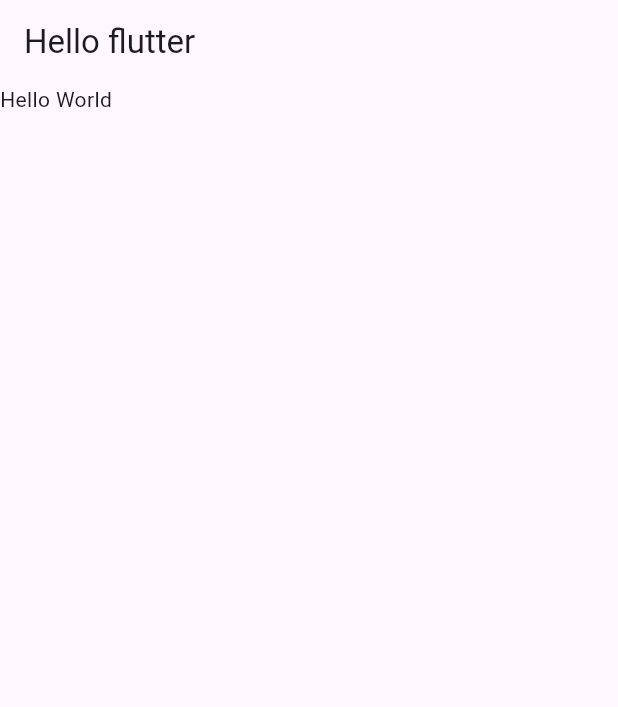
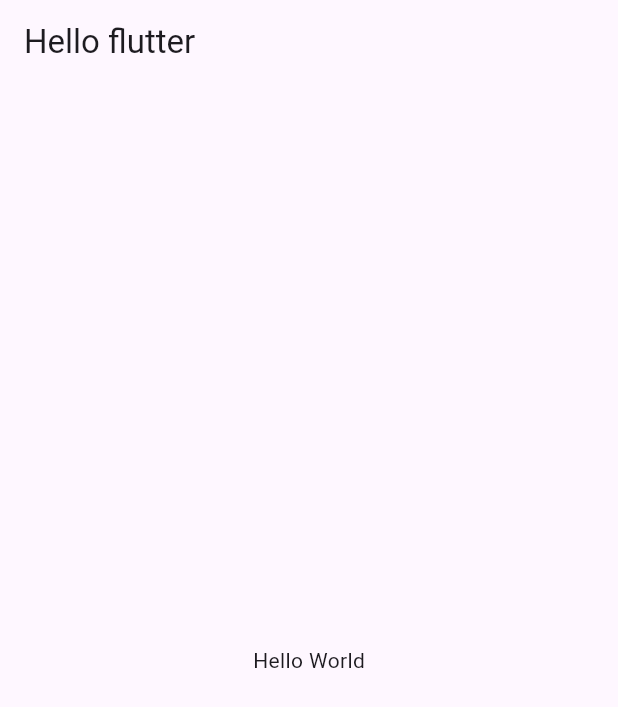
Before and after one commit to jaychang99/flutter-webtoon, a Flutter app: the screen it shows after launch, on a phone screen of 412 x 824 dp. Shown: the top 707 px of the screen. Run offline on Flutter 3.47's test engine with Material 3 defaults, Android fonts, the phone set to English and light mode, and no system bars.

Commit message:
feat: hello, world 중앙 정렬

```diff
--- a/lib/main.dart
+++ b/lib/main.dart
@@ -12,7 +12,9 @@ class App extends StatelessWidget {
         appBar: AppBar(
           title: Text('Hello flutter'),
         ),
-        body: Text('Hello World'),
+        body: Center(
+          child: Text('Hello World'),
+        ),
       ),
     );
   }
```
